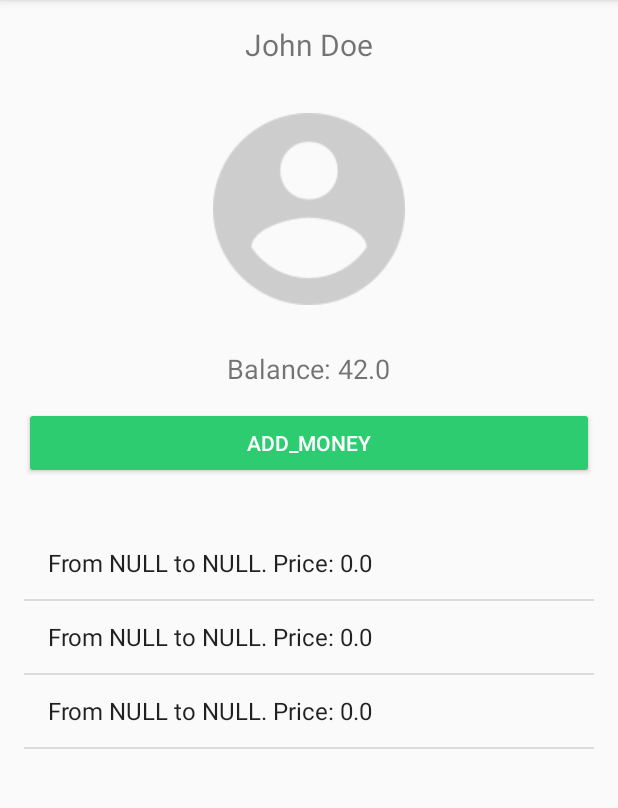
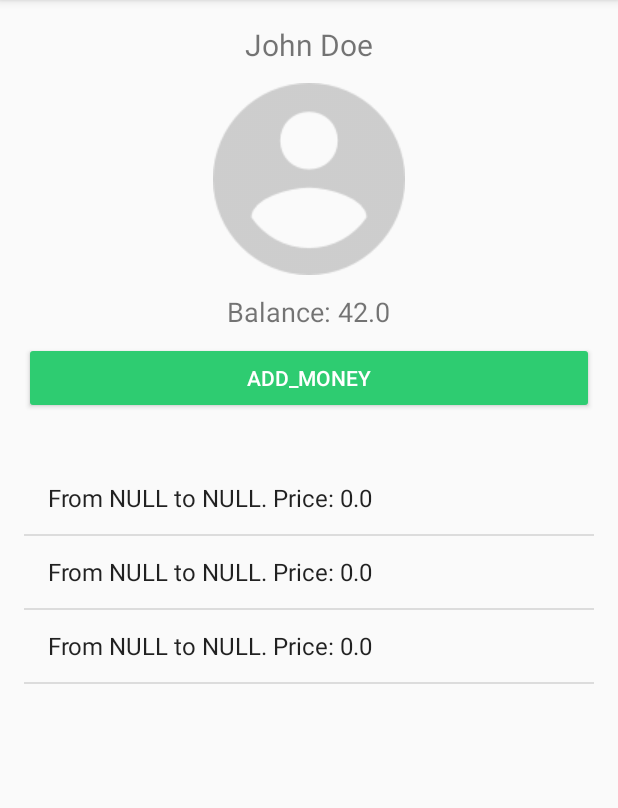
Before and after one commit to dkcas11/TravelBuddy, an Android app: the screen it shows after launch (PageController), tab 2 chosen, on a phone screen of 412 x 824 dp, the part 84-892 px from its top. Run offline under Robolectric (Android 15) with nearby library versions, the phone set to English and light mode, and no system bars; libraries missing offline, so code that uses them is left out: com.estimote.coresdk; 3 statements that could not run were skipped.

Commit message:
Updated constraints

```diff
--- a/TravelBuddy/app/src/main/res/layout/fragment_profile_header.xml
+++ b/TravelBuddy/app/src/main/res/layout/fragment_profile_header.xml
@@ -22,7 +22,7 @@
         app:srcCompat="@android:drawable/picture_frame"
         android:layout_below="@+id/PROFILE_NAME"
         android:layout_centerHorizontal="true"
-        android:layout_marginTop="32dp"
+        android:layout_marginTop="12dp"
         android:id="@+id/PROFILE_IMAGE" />
 
     <TextView
@@ -31,7 +31,7 @@
         android:layout_height="wrap_content"
         android:layout_below="@+id/PROFILE_IMAGE"
         android:layout_centerHorizontal="true"
-        android:layout_marginTop="30dp"
+        android:layout_marginTop="12dp"
         android:id="@+id/BALANCE"
         android:textSize="18sp" />
 
@@ -41,7 +41,7 @@
         android:layout_height="wrap_content"
         android:layout_below="@+id/BALANCE"
         android:layout_centerHorizontal="true"
-        android:layout_marginTop="13dp"
+        android:layout_marginTop="8dp"
         android:id="@+id/ADD_MONEY"
         android:backgroundTint="@color/flatui_emerald"
         android:textColor="@color/colorWhite" />
```
